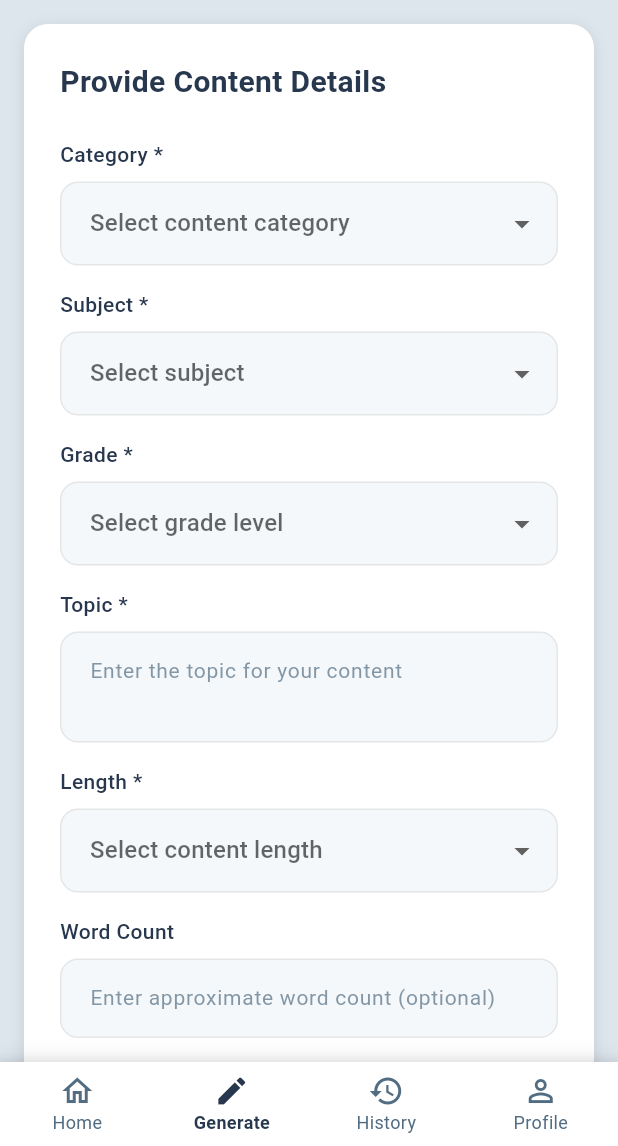
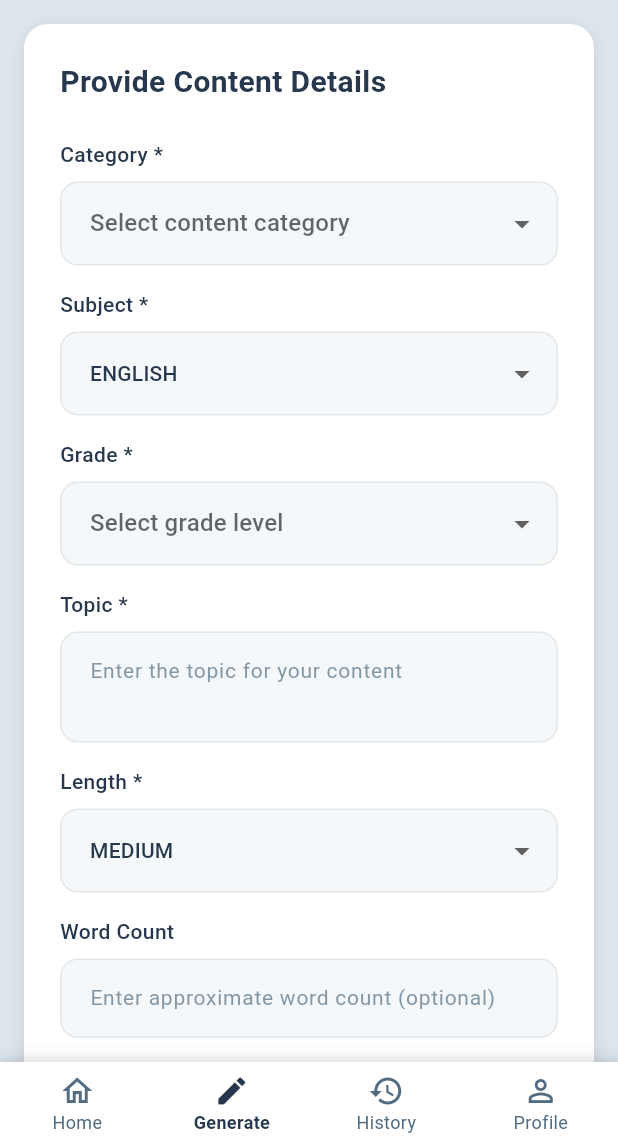
Before and after one commit to mahdi-islam-pranto/EduWriterAI-app, a Flutter app: the screen it shows after launch, item 2 of the bottom bar chosen, on a phone screen of 412 x 824 dp, the part 90-1236 px from its top. Run offline on Flutter 3.47's test engine with Material 3 defaults, Android fonts, the phone set to English and light mode, and no system bars.

Commit message:
default value of dropdown added + Homepage to generate page navigation

```diff
--- a/lib/screens/generate_content_page.dart
+++ b/lib/screens/generate_content_page.dart
@@ -3,7 +3,9 @@ import 'package:flutter/services.dart';
 import '../app_theme/colors.dart';
 
 class GenerateContentPage extends StatefulWidget {
-  const GenerateContentPage({super.key});
+  final String? initialCategory;
+
+  const GenerateContentPage({super.key, this.initialCategory});
 
   @override
   State<GenerateContentPage> createState() => _GenerateContentPageState();
@@ -15,11 +17,11 @@ class _GenerateContentPageState extends State<GenerateContentPage> {
   final _additionalInfoController = TextEditingController();
   final _wordCountController = TextEditingController();
 
-  // Dropdown values
-  String? _selectedLength;
+  // Dropdown values with default values
+  String? _selectedLength = 'medium'; // Default to medium
   String? _selectedTone;
   String? _selectedCategory;
-  String? _selectedSubject;
+  String? _selectedSubject = 'English'; // Default to English
   String? _selectedGrade;
 
   // Dropdown options
@@ -33,13 +35,18 @@ class _GenerateContentPageState extends State<GenerateContentPage> {
   ];
   final List<String> _categoryOptions = [
     'paragraph',
+    'essay',
     'composition',
-    'essay',
     'letter',
     'email',
     'dialog',
     'application',
-    'completing story'
+    'story',
+    'report',
+    'summary',
+    'Explaination',
+    'MCQ',
+    'Poem'
   ];
   final List<String> _subjectOptions = [
     'English',
@@ -47,14 +54,19 @@ class _GenerateContentPageState extends State<GenerateContentPage> {
     'Science',
     'History',
     'Geography',
-    'Literature',
-    'Physics',
-    'Chemistry',
-    'Biology'
   ];
   final List<String> _gradeOptions = ['6', '7', '8', '9', '10', '11', '12'];
 
   bool _isGenerating = false;
+
+  @override
+  void initState() {
+    super.initState();
+    // Set initial category if provided
+    if (widget.initialCategory != null) {
+      _selectedCategory = widget.initialCategory!.toLowerCase();
+    }
+  }
 
   @override
   void dispose() {
--- a/lib/screens/homepage.dart
+++ b/lib/screens/homepage.dart
@@ -1,6 +1,7 @@
 import 'package:edu_writer_ai/app_theme/colors.dart';
 import 'package:flutter/material.dart';
 import '../widgets/app_drawer.dart';
+import 'main_navigation.dart';
 
 // Content Type Model
 class ContentType {
@@ -299,14 +300,12 @@ class HomePageContent extends StatelessWidget {
 
   void _navigateToContentGeneration(
       BuildContext context, ContentType contentType) {
-    // TODO: Navigate to content generation page
-    ScaffoldMessenger.of(context).showSnackBar(
-      SnackBar(
-        content: Text('Opening ${contentType.title} generator...'),
-        backgroundColor: AppColors.primary,
-        behavior: SnackBarBehavior.floating,
-        shape: RoundedRectangleBorder(
-          borderRadius: BorderRadius.circular(8),
+    // Navigate to main navigation with selected category
+    Navigator.pushReplacement(
+      context,
+      MaterialPageRoute(
+        builder: (context) => MainNavigation(
+          initialCategory: contentType.title,
         ),
       ),
     );
--- a/lib/screens/main_navigation.dart
+++ b/lib/screens/main_navigation.dart
@@ -7,7 +7,9 @@ import 'content_history_page.dart';
 import 'profile_page.dart';
 
 class MainNavigation extends StatefulWidget {
-  const MainNavigation({super.key});
+  final String? initialCategory;
+
+  const MainNavigation({super.key, this.initialCategory});
 
   @override
   State<MainNavigation> createState() => _MainNavigationState();
@@ -16,13 +18,22 @@ class MainNavigation extends StatefulWidget {
 class _MainNavigationState extends State<MainNavigation> {
   int _currentIndex = 0;
 
+  @override
+  void initState() {
+    super.initState();
+    // If initial category is provided, navigate to generate content page
+    if (widget.initialCategory != null) {
+      _currentIndex = 1; // Generate content page index
+    }
+  }
+
   // List of pages for bottom navigation
-  final List<Widget> _pages = [
-    const HomePageContent(), // We'll extract the content from HomePage
-    const GenerateContentPage(),
-    const ContentHistoryPage(),
-    const ProfilePage(),
-  ];
+  List<Widget> get _pages => [
+        const HomePageContent(), // We'll extract the content from HomePage
+        GenerateContentPage(initialCategory: widget.initialCategory),
+        const ContentHistoryPage(),
+        const ProfilePage(),
+      ];
 
   // Navigation items configuration
   final List<BottomNavigationBarItem> _navigationItems = [
```
